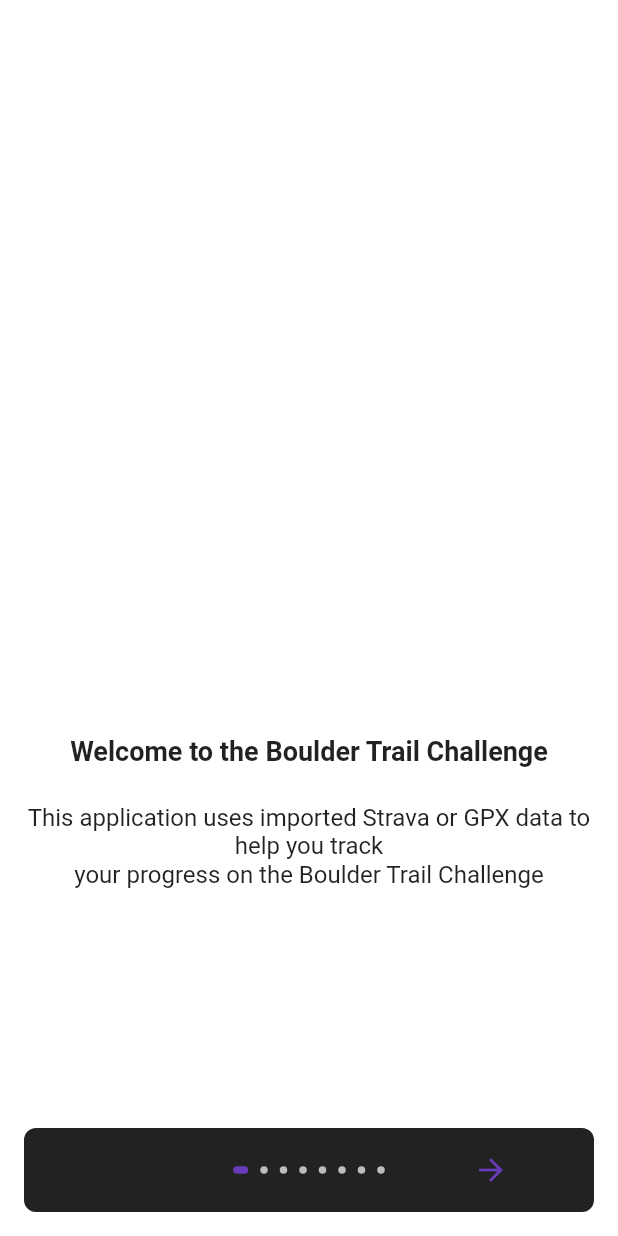
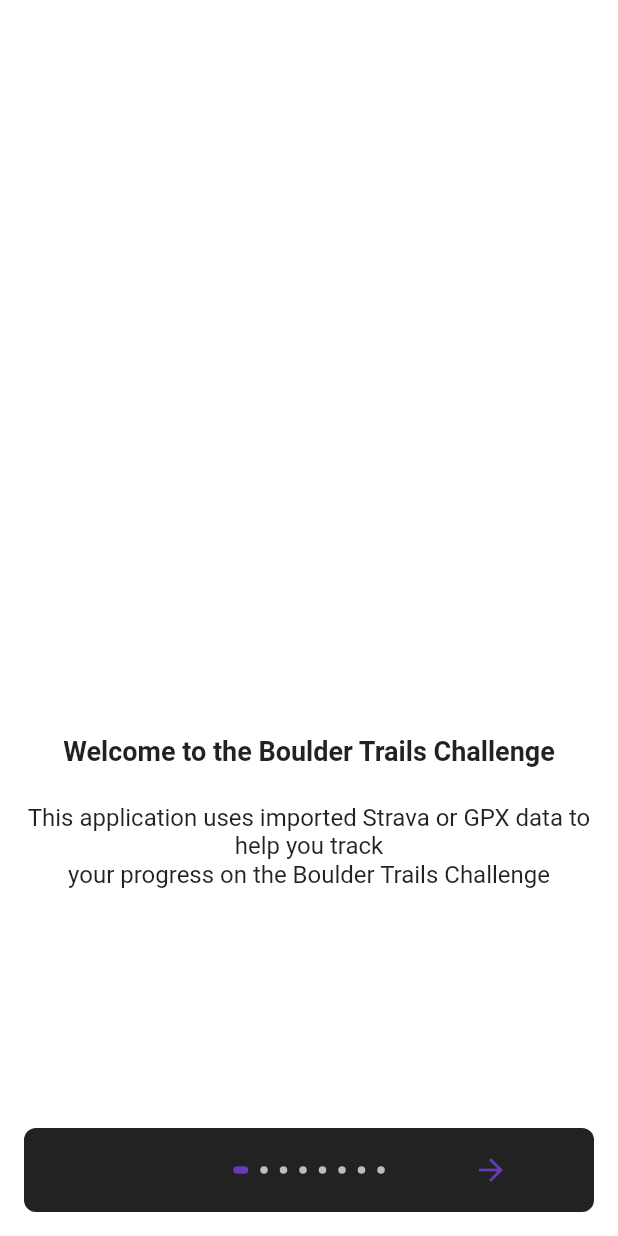
Before and after one commit to dkhawk/boulder_trail_challenge_ui, a Flutter app: the IntroPages widget shown alone on an empty page, opened directly, on a phone screen of 412 x 824 dp. Run offline on Flutter 3.47's test engine with Material 2 defaults, Android fonts, the phone set to English and light mode, and no system bars; drawn by our look-alikes of introduction_screen; our stand-ins replace cloud_firestore, file_picker, firebase_auth, firebase_core, flutter_map, google_fonts and 3 more; missing offline and left inert: flutter_map_tappable_polyline, google_polyline_algorithm, gpx, oauth2, oauth2_client, universal_html; accounts and stored records are empty.

Commit message:
cleanup IntroPages; new buildDate & version

```diff
--- a/lib/IntroPages.dart
+++ b/lib/IntroPages.dart
@@ -47,8 +47,10 @@ class _IntroPagesState extends State<IntroPages> {
       isWebDesktop = false;
     }
 
-    String trailCompletionText = 'Blue trails have been completed;\nRed trails have not been completed yet;\nClick on a segment to display the trail name\n\n';
-    trailCompletionText = trailCompletionText + 'Note that OSMP has been rerouting some trails (Anenome, Bear Canyon, Mesa ...)\nThese may not be marked complete if you run or hike them!';
+    String trailCompletionText = 'Blue trails have been completed;\nRed trails have not been completed yet;\nClick on a segment to display the trail name & length\n\n';
+    trailCompletionText = trailCompletionText + 'Note that OSMP has been rerouting some trails (Anenome, Bear Canyon, Mesa ...)\n';
+    trailCompletionText = trailCompletionText + 'These may not be marked complete if you run or hike them!\n';
+    trailCompletionText = trailCompletionText + 'You can manually mark a trail as completed on the map for the trail';
 
     return IntroductionScreen(
       key: introKey,
@@ -56,9 +58,9 @@ class _IntroPagesState extends State<IntroPages> {
       globalBackgroundColor: Colors.white,
       pages: [
         PageViewModel(
-          title: "Welcome to the Boulder Trail Challenge",
+          title: "Welcome to the Boulder Trails Challenge",
           body:
-              "This application uses imported Strava or GPX data to help you track \nyour progress on the Boulder Trail Challenge",
+              "This application uses imported Strava or GPX data to help you track \nyour progress on the Boulder Trails Challenge",
           image: _buildFullscreenImage('FlatIrons.jpg'),
           decoration: pageDecoration.copyWith(
             titleTextStyle:
@@ -106,7 +108,7 @@ class _IntroPagesState extends State<IntroPages> {
         PageViewModel(
           title: "The Import Data/Settings Page",
           body:
-              "Optionally show trail & segment names on the maps or show topographical maps",
+              "Optionally show the trail names on the maps or show topographical maps",
           image: _buildImage('HelpMapOptions.png'),
           decoration: pageDecoration,
         ),
--- a/lib/buildDate.dart
+++ b/lib/buildDate.dart
@@ -1 +1 @@
-final String buildDateTime = '2021-27-11  9:02:31.17';
+final String buildDateTime = '2021-28-11 13:44:00.52';
--- a/pubspec.yaml
+++ b/pubspec.yaml
@@ -15,7 +15,7 @@ publish_to: 'none' # Remove this line if you wish to publish to pub.dev
 # In iOS, build-name is used as CFBundleShortVersionString while build-number used as CFBundleVersion.
 # Read more about iOS versioning at
 # https://developer.apple.com/library/archive/documentation/General/Reference/InfoPlistKeyReference/Articles/CoreFoundationKeys.html
-version: 1.0.0+4
+version: 1.0.0+5
 
 environment:
   sdk: ">=2.9.0 <3.0.0"
```
